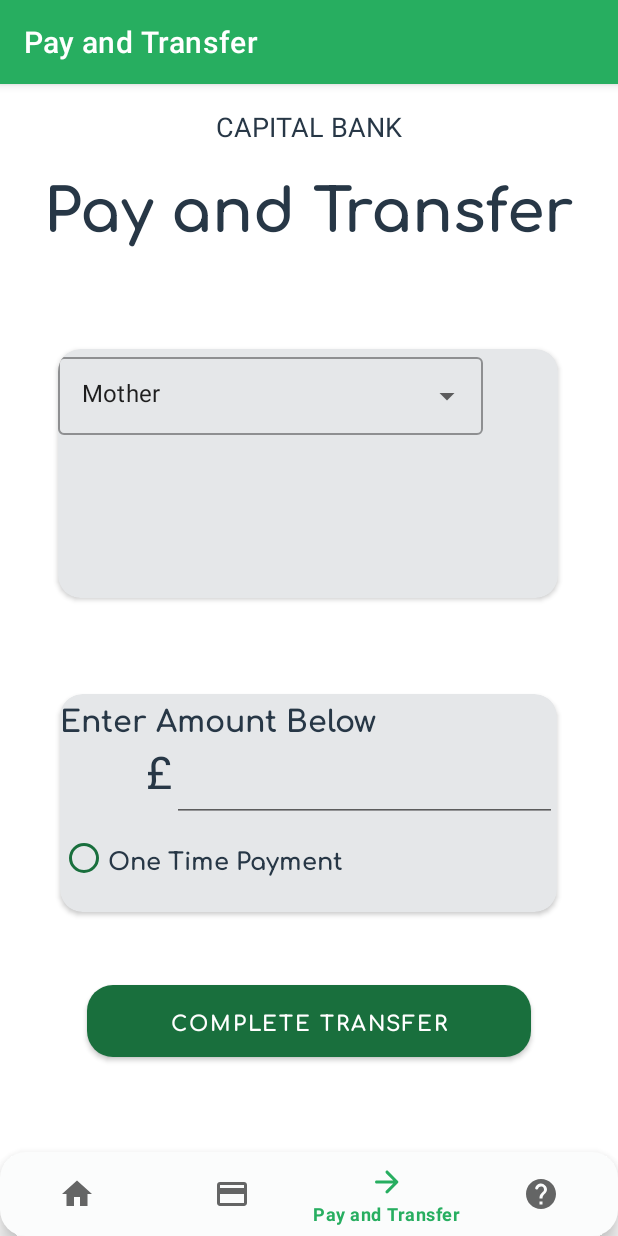
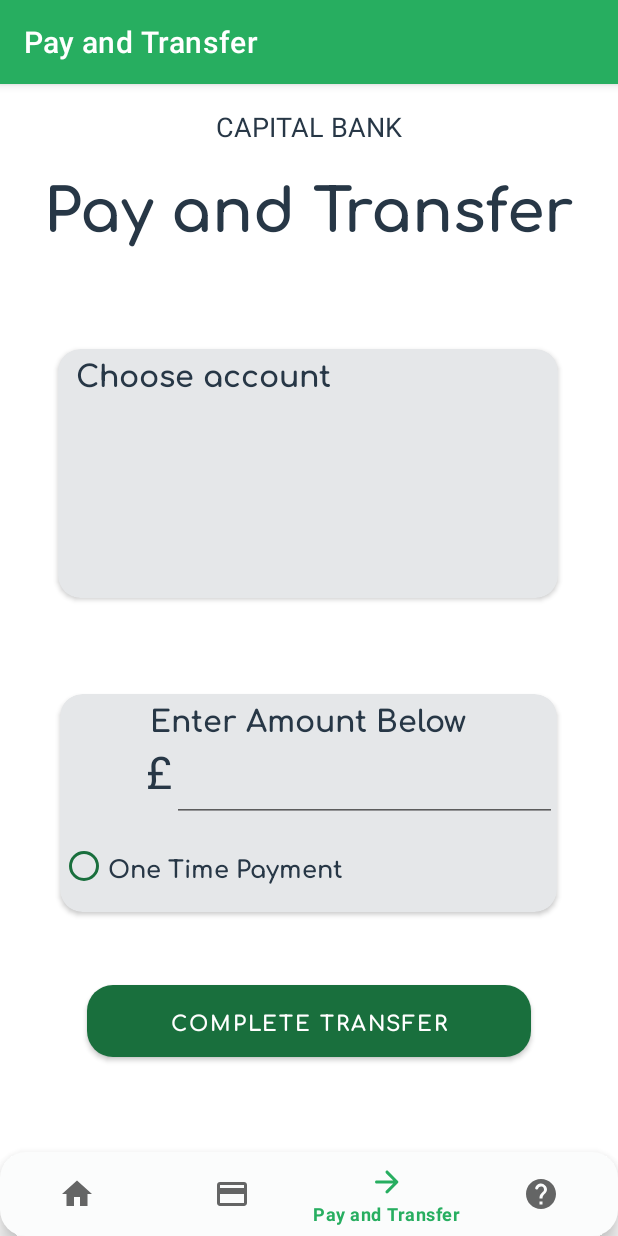
Before and after one commit to ppandya12/IndividualProject2021, an Android app: the thirdFragment screen opened through its navigation route, on a phone screen of 412 x 824 dp. Run offline under Robolectric (Android 15) with nearby library versions, the phone set to English and light mode, and no system bars; our stand-ins replace navigation-ui; Roboto replaces fonts that are not available here.

Commit message:
buttons and card editing

```diff
--- a/BankingApp/app/src/main/res/layout/fragment_third.xml
+++ b/BankingApp/app/src/main/res/layout/fragment_third.xml
@@ -60,21 +60,20 @@
             android:layout_height="match_parent"
             android:orientation="vertical">
 
-            <com.google.android.material.textfield.TextInputLayout
-                style="@style/Widget.MaterialComponents.TextInputLayout.OutlinedBox.ExposedDropdownMenu"
-                android:layout_width="wrap_content"
-                android:layout_height="wrap_content">
+            <LinearLayout
+                android:layout_width="match_parent"
+                android:layout_height="match_parent"
+                android:orientation="vertical">
 
-                <AutoCompleteTextView
-                    android:id="@+id/autoCompleteTextView4"
-                    android:layout_width="283dp"
-                    android:layout_height="52dp"
-                    android:layout_weight="1"
-                    android:inputType="none"
-                    android:text="Mother" />
-
-            </com.google.android.material.textfield.TextInputLayout>
-
+                <TextView
+                    android:id="@+id/textView33"
+                    android:layout_width="match_parent"
+                    android:layout_height="wrap_content"
+                    android:fontFamily="@font/comfortaa_bold"
+                    android:text="  Choose account"
+                    android:textColor="@color/grey"
+                    android:textSize="20sp" />
+            </LinearLayout>
         </LinearLayout>
     </androidx.cardview.widget.CardView>
 
@@ -105,6 +104,7 @@
                 android:layout_height="wrap_content"
                 android:fontFamily="@font/comfortaa_bold"
                 android:text="Enter Amount Below"
+                android:textAlignment="center"
                 android:textColor="@color/grey"
                 android:textSize="20dp" />
 
@@ -136,12 +136,13 @@
 
             <RadioButton
                 android:id="@+id/radioButton"
-                android:layout_width="match_parent"
-                android:layout_height="wrap_content"
+                android:layout_width="255dp"
+                android:layout_height="59dp"
+                android:buttonTint="@color/green2"
                 android:fontFamily="@font/comfortaa_bold"
                 android:text="One Time Payment "
+                android:textAlignment="gravity"
                 android:textColor="@color/grey"
-                android:buttonTint="@color/green2"
                 android:textSize="16sp" />
 
         </LinearLayout>
```
